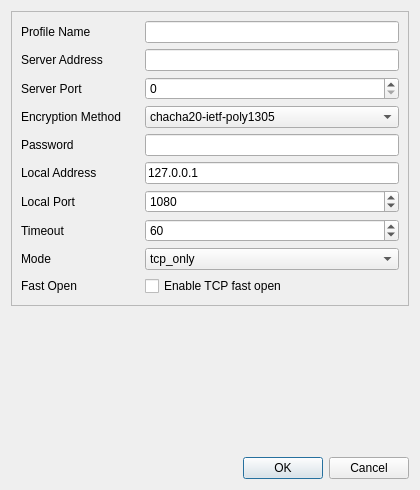
df543/shadowsocks-face, file src/ui/EditDialog.ui: the form before one commit.
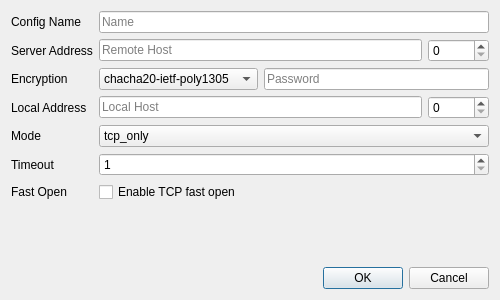
The form after the commit.

Commit message: replace config manager with config dao/model

```diff
--- a/src/ui/EditDialog.ui
+++ b/src/ui/EditDialog.ui
@@ -6,8 +6,8 @@
    <rect>
     <x>0</x>
     <y>0</y>
-    <width>420</width>
-    <height>490</height>
+    <width>500</width>
+    <height>300</height>
    </rect>
   </property>
   <property name="windowTitle">
@@ -15,22 +15,101 @@
   </property>
   <layout class="QVBoxLayout" name="verticalLayout">
    <item>
-    <widget class="QFrame" name="frame">
-     <property name="frameShape">
-      <enum>QFrame::StyledPanel</enum>
-     </property>
-     <property name="frameShadow">
-      <enum>QFrame::Raised</enum>
-     </property>
-     <layout class="QGridLayout" name="gridLayout">
-      <item row="6" column="4">
+    <layout class="QGridLayout" name="gridLayout_2">
+     <item row="6" column="1">
+      <widget class="QCheckBox" name="checkBox_fastopen">
+       <property name="text">
+        <string>Enable TCP fast open</string>
+       </property>
+      </widget>
+     </item>
+     <item row="3" column="1">
+      <layout class="QHBoxLayout" name="horizontalLayout_2">
+       <item>
        <widget class="QLineEdit" name="lineEdit_localAddr">
         <property name="text">
-         <string notr="true">127.0.0.1</string>
-        </property>
-       </widget>
-      </item>
-      <item row="4" column="4">
+          <string notr="true"/>
+         </property>
+         <property name="placeholderText">
+          <string>Local Host</string>
+         </property>
+        </widget>
+       </item>
+       <item>
+        <widget class="QSpinBox" name="spinBox_localPort">
+         <property name="maximum">
+          <number>65535</number>
+         </property>
+        </widget>
+       </item>
+      </layout>
+     </item>
+     <item row="5" column="0">
+      <widget class="QLabel" name="label_timeout">
+       <property name="text">
+        <string>Timeout</string>
+       </property>
+      </widget>
+     </item>
+     <item row="5" column="1">
+      <widget class="QSpinBox" name="spinBox_timeout">
+       <property name="minimum">
+        <number>1</number>
+       </property>
+       <property name="maximum">
+        <number>3600</number>
+       </property>
+      </widget>
+     </item>
+     <item row="6" column="0">
+      <widget class="QLabel" name="label_fastopen">
+       <property name="text">
+        <string>Fast Open</string>
+       </property>
+      </widget>
+     </item>
+     <item row="0" column="0">
+      <widget class="QLabel" name="label_name">
+       <property name="text">
+        <string>Config Name</string>
+       </property>
+      </widget>
+     </item>
+     <item row="1" column="1">
+      <layout class="QHBoxLayout" name="horizontalLayout_4">
+       <item>
+        <widget class="QLineEdit" name="lineEdit_serverAddr">
+         <property name="placeholderText">
+          <string>Remote Host</string>
+         </property>
+        </widget>
+       </item>
+       <item>
+        <widget class="QSpinBox" name="spinBox_serverPort">
+         <property name="maximum">
+          <number>65535</number>
+         </property>
+        </widget>
+       </item>
+      </layout>
+     </item>
+     <item row="2" column="0">
+      <widget class="QLabel" name="label_method">
+       <property name="text">
+        <string>Encryption</string>
+       </property>
+      </widget>
+     </item>
+     <item row="3" column="0">
+      <widget class="QLabel" name="label_localAddr">
+       <property name="text">
+        <string>Local Address</string>
+       </property>
+      </widget>
+     </item>
+     <item row="2" column="1">
+      <layout class="QHBoxLayout" name="horizontalLayout_3">
+       <item>
        <widget class="QComboBox" name="comboBox_method">
         <item>
          <property name="text">
@@ -84,58 +163,37 @@
         </item>
        </widget>
       </item>
-      <item row="4" column="0">
-       <widget class="QLabel" name="label_method">
-        <property name="text">
-         <string>Encryption Method</string>
-        </property>
-       </widget>
-      </item>
-      <item row="0" column="4">
-       <widget class="QLineEdit" name="lineEdit_name"/>
-      </item>
-      <item row="0" column="0" colspan="2">
-       <widget class="QLabel" name="label_name">
-        <property name="text">
-         <string>Profile Name</string>
-        </property>
-       </widget>
-      </item>
-      <item row="5" column="4">
-       <widget class="QLineEdit" name="lineEdit_password"/>
-      </item>
-      <item row="5" column="0" colspan="4">
-       <widget class="QLabel" name="label_password">
-        <property name="text">
+       <item>
+        <widget class="QLineEdit" name="lineEdit_password">
+         <property name="placeholderText">
          <string>Password</string>
         </property>
        </widget>
       </item>
-      <item row="9" column="0">
-       <widget class="QLabel" name="label_mode">
-        <property name="text">
-         <string>Mode</string>
-        </property>
-       </widget>
-      </item>
-      <item row="1" column="4">
-       <widget class="QLineEdit" name="lineEdit_serverAddr"/>
-      </item>
-      <item row="10" column="4">
-       <widget class="QCheckBox" name="checkBox_fastopen">
-        <property name="text">
-         <string>Enable TCP fast open</string>
+      </layout>
+     </item>
+     <item row="0" column="1">
+      <widget class="QLineEdit" name="lineEdit_name">
+       <property name="placeholderText">
+        <string>Name</string>
         </property>
        </widget>
       </item>
-      <item row="1" column="0" colspan="3">
+     <item row="1" column="0">
        <widget class="QLabel" name="label_serverAddr">
         <property name="text">
          <string>Server Address</string>
         </property>
        </widget>
       </item>
-      <item row="9" column="4">
+     <item row="4" column="0">
+      <widget class="QLabel" name="label_mode">
+       <property name="text">
+        <string>Mode</string>
+       </property>
+      </widget>
+     </item>
+     <item row="4" column="1">
        <widget class="QComboBox" name="comboBox_mode">
         <item>
          <property name="text">
@@ -154,76 +212,7 @@
         </item>
        </widget>
       </item>
-      <item row="3" column="0">
-       <widget class="QLabel" name="label_serverPort">
-        <property name="text">
-         <string>Server Port</string>
-        </property>
-       </widget>
-      </item>
-      <item row="8" column="0">
-       <widget class="QLabel" name="label_timeout">
-        <property name="text">
-         <string>Timeout</string>
-        </property>
-       </widget>
-      </item>
-      <item row="7" column="0" colspan="2">
-       <widget class="QLabel" name="label_localPort">
-        <property name="text">
-         <string>Local Port</string>
-        </property>
-       </widget>
-      </item>
-      <item row="10" column="0">
-       <widget class="QLabel" name="label_fastopen">
-        <property name="text">
-         <string>Fast Open</string>
-        </property>
-       </widget>
-      </item>
-      <item row="8" column="4">
-       <widget class="QSpinBox" name="spinBox_timeout">
-        <property name="minimum">
-         <number>10</number>
-        </property>
-        <property name="maximum">
-         <number>3600</number>
-        </property>
-        <property name="singleStep">
-         <number>10</number>
-        </property>
-        <property name="value">
-         <number>60</number>
-        </property>
-       </widget>
-      </item>
-      <item row="3" column="4">
-       <widget class="QSpinBox" name="spinBox_serverPort">
-        <property name="maximum">
-         <number>65535</number>
-        </property>
-       </widget>
-      </item>
-      <item row="7" column="4">
-       <widget class="QSpinBox" name="spinBox_localPort">
-        <property name="maximum">
-         <number>65535</number>
-        </property>
-        <property name="value">
-         <number>1080</number>
-        </property>
-       </widget>
-      </item>
-      <item row="6" column="0">
-       <widget class="QLabel" name="label_localAddr">
-        <property name="text">
-         <string>Local Address</string>
-        </property>
-       </widget>
-      </item>
-     </layout>
-    </widget>
+    </layout>
    </item>
    <item>
     <spacer name="verticalSpacer">
```
Left out of the diff: 12 changed lines with no effect on the pictures. Lines whose indentation alone changed are shown as unchanged. The commit also changes 17 other files.
